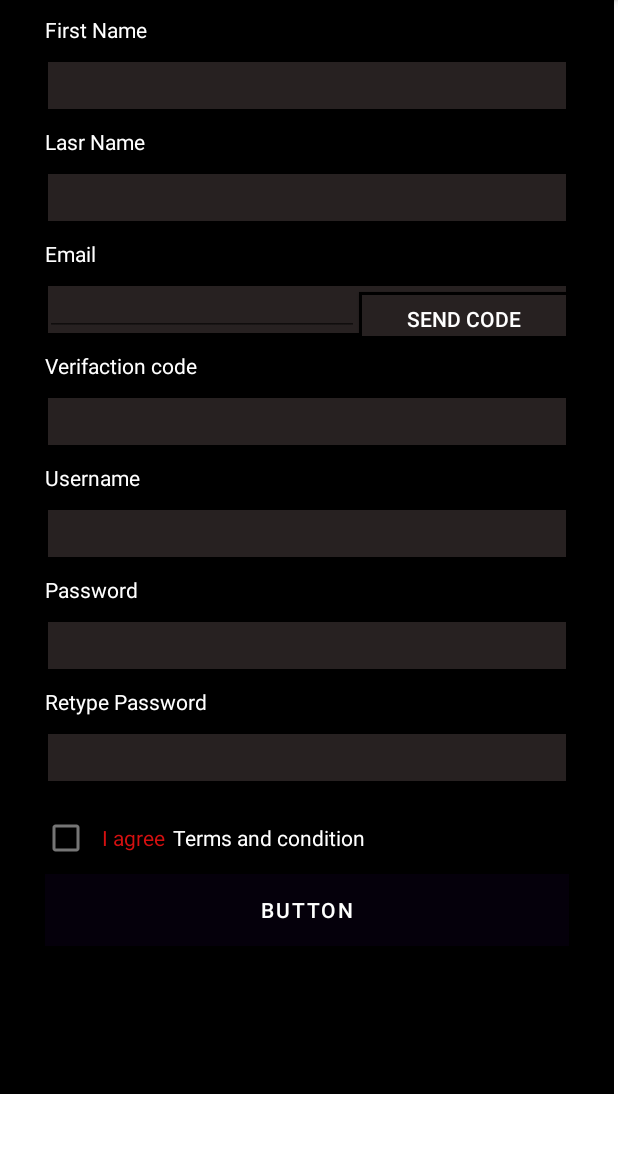
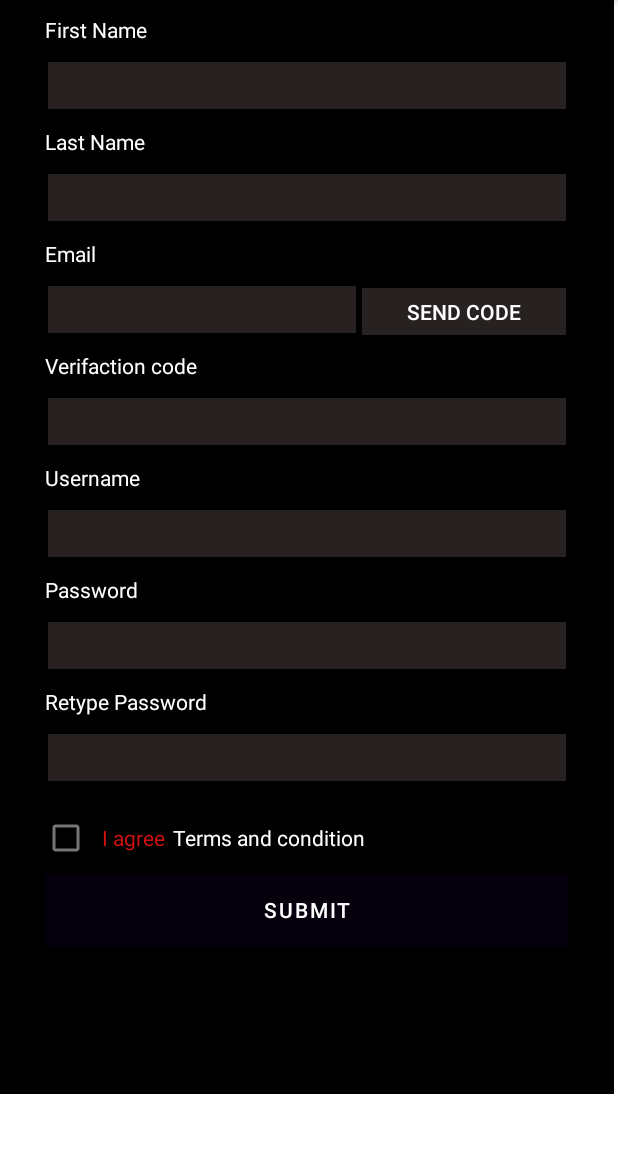
Before and after one commit to alamin2800/MyGoogleMap, an Android app: the RegistrationFragment screen opened through its navigation route, on a phone screen of 412 x 824 dp, the part 84-1236 px from its top. Run offline under Robolectric (Android 15) with nearby library versions, the phone set to English and light mode, and no system bars; our stand-ins replace Firebase (no records; nobody signed in at launch, a user with empty details on screens opened directly), data binding.

Commit message:
login and registration implementation using firebase

```diff
--- a/app/src/main/AndroidManifest.xml
+++ b/app/src/main/AndroidManifest.xml
@@ -37,6 +37,8 @@
              project's local.properties file (e.g. MAPS_API_KEY=Aiza...), and replace the
              "YOUR_API_KEY" string in this file with "${MAPS_API_KEY}".
         -->
+    <!--
+
    <meta-data
        android:name="com.google.android.geo.API_KEY"
        android:value="AIzaSyBYFa8dr2_Z8UR3rjTAJIRFM9uDwENJ-0w" />
@@ -52,5 +54,7 @@
        </intent-filter>
    </activity>
 </application>
+-->
+    </application>
 
 </manifest>
--- a/app/src/main/java/com/example/mygooglemap/LoginFragment.kt
+++ b/app/src/main/java/com/example/mygooglemap/LoginFragment.kt
@@ -5,23 +5,44 @@ import androidx.fragment.app.Fragment
 import android.view.LayoutInflater
 import android.view.View
 import android.view.ViewGroup
+import android.widget.Toast
+import androidx.fragment.app.activityViewModels
 import androidx.navigation.fragment.findNavController
 import com.example.mygooglemap.databinding.FragmentLoginBinding
+import com.example.mygooglemap.viewmodels.Auth
+import com.example.mygooglemap.viewmodels.LoginViewModel
 
 class LoginFragment : Fragment() {
-private lateinit var binding: FragmentLoginBinding
+    private lateinit var binding: FragmentLoginBinding
+    private val viewModel: LoginViewModel by activityViewModels()
+
     override fun onCreateView(
         inflater: LayoutInflater, container: ViewGroup?,
         savedInstanceState: Bundle?
     ): View? {
-      binding= FragmentLoginBinding.inflate(inflater,container,false)
+        binding = FragmentLoginBinding.inflate(inflater, container, false)
 
         binding.SignUpButtonId.setOnClickListener {
             findNavController().navigate(R.id.action_loginFragment_to_registrationFragment)
         }
 
+        viewModel.AuthLiveData.observe(viewLifecycleOwner) {
+            if (it == Auth.AUTHENTICATED) {
+                findNavController().navigate(R.id.action_loginFragment_to_mapFragment)
+            }
+        }
+        viewModel.erroeMsgLiveData.observe(viewLifecycleOwner) {
+            Toast.makeText(requireActivity(), it, Toast.LENGTH_LONG).show()
+        }
+        binding.submitLoginButton.setOnClickListener {
+            val email = binding.usernameLoginEt.text.toString()
+            val password = binding.passwordLoginEt.text.toString()
+            viewModel.login(email, password)
+        }
+
+
+
+
         return binding.root
     }
-
-
 }
--- /dev/null
+++ b/app/src/main/java/com/example/mygooglemap/MapFragment.kt
@@ -0,0 +1,59 @@
+package com.example.mygooglemap
+
+import android.os.Bundle
+import androidx.fragment.app.Fragment
+import android.view.LayoutInflater
+import android.view.View
+import android.view.ViewGroup
+
+// TODO: Rename parameter arguments, choose names that match
+// the fragment initialization parameters, e.g. ARG_ITEM_NUMBER
+private const val ARG_PARAM1 = "param1"
+private const val ARG_PARAM2 = "param2"
+
+/**
+ * A simple [Fragment] subclass.
+ * Use the [MapFragment.newInstance] factory method to
+ * create an instance of this fragment.
+ */
+class MapFragment : Fragment() {
+    // TODO: Rename and change types of parameters
+    private var param1: String? = null
+    private var param2: String? = null
+
+    override fun onCreate(savedInstanceState: Bundle?) {
+        super.onCreate(savedInstanceState)
+        arguments?.let {
+            param1 = it.getString(ARG_PARAM1)
+            param2 = it.getString(ARG_PARAM2)
+        }
+    }
+
+    override fun onCreateView(
+        inflater: LayoutInflater, container: ViewGroup?,
+        savedInstanceState: Bundle?
+    ): View? {
+        // Inflate the layout for this fragment
+        return inflater.inflate(R.layout.fragment_map, container, false)
+    }
+
+    companion object {
+        /**
+         * Use this factory method to create a new instance of
+         * this fragment using the provided parameters.
+         *
+         * @param param1 Parameter 1.
+         * @param param2 Parameter 2.
+         * @return A new instance of fragment MapFragment.
+         */
+        // TODO: Rename and change types and number of parameters
+        @JvmStatic
+        fun newInstance(param1: String, param2: String) =
+            MapFragment().apply {
+                arguments = Bundle().apply {
+                    putString(ARG_PARAM1, param1)
+                    putString(ARG_PARAM2, param2)
+                }
+            }
+    }
+}
--- /dev/null
+++ b/app/src/main/java/com/example/mygooglemap/viewmodels/LoginViewModel.kt
@@ -0,0 +1,42 @@
+package com.example.mygooglemap.viewmodels
+
+import androidx.lifecycle.MutableLiveData
+import androidx.lifecycle.ViewModel
+import com.google.firebase.auth.FirebaseAuth
+import com.google.firebase.firestore.FirebaseFirestore
+
+class LoginViewModel():ViewModel() {
+    val fireAuth = FirebaseAuth.getInstance()
+    var user = fireAuth.currentUser
+    val AuthLiveData: MutableLiveData<Auth> = MutableLiveData()
+    val erroeMsgLiveData: MutableLiveData<String> = MutableLiveData()
+
+
+    init {
+        if (user != null) {
+            AuthLiveData.value = Auth.AUTHENTICATED
+        } else {
+            AuthLiveData.value = Auth.UNAUTHENTICATED
+
+        }
+    }
+
+    fun login(email: String, password: String) {
+        fireAuth.signInWithEmailAndPassword(email, password)
+            .addOnCompleteListener {
+                if (it.isSuccessful) {
+                    AuthLiveData.value = Auth.AUTHENTICATED
+                    user = fireAuth.currentUser
+                }
+            }
+            .addOnFailureListener {
+                erroeMsgLiveData.value = it.localizedMessage
+            }
+    }
+
+
+}
+
+enum class Auth {
+    AUTHENTICATED, UNAUTHENTICATED
+}
--- /dev/null
+++ b/app/src/main/java/com/example/mygooglemap/viewmodels/RegistrationViewModel.kt
@@ -0,0 +1,56 @@
+package com.example.mygooglemap.viewmodels
+
+import androidx.lifecycle.MutableLiveData
+import androidx.lifecycle.ViewModel
+import com.example.mygooglemap.models.ProfileModel
+import com.google.firebase.auth.FirebaseAuth
+import com.google.firebase.firestore.FirebaseFirestore
+
+class RegistrationViewModel : ViewModel() {
+
+    val fireAuth = FirebaseAuth.getInstance()
+    var user = fireAuth.currentUser
+    val AuthLiveData: MutableLiveData<Auth> = MutableLiveData()
+
+
+    private val collectionProfile = "Profile"
+    private val db = FirebaseFirestore.getInstance()
+    val erroeMsgLiveData: MutableLiveData<String> = MutableLiveData()
+
+
+    init {
+        if (user != null) {
+            AuthLiveData.value = Auth.AUTHENTICATED
+        } else {
+            AuthLiveData.value = Auth.UNAUTHENTICATED
+
+        }
+    }
+
+    fun insertProfile(profileModel: ProfileModel) {
+        val docRef = db.collection(collectionProfile).document()
+        profileModel.id = docRef.id
+        docRef.set(profileModel)
+            .addOnSuccessListener {
+            }
+            .addOnFailureListener {
+                erroeMsgLiveData.value = "could not add"
+            }
+    }
+
+
+    fun registration(email: String, password: String, callback: () -> Unit) {
+        fireAuth.createUserWithEmailAndPassword(email, password)
+            .addOnCompleteListener {
+                if (it.isSuccessful) {
+                    AuthLiveData.value = Auth.AUTHENTICATED
+                    user = fireAuth.currentUser
+                    callback()
+                }
+            }
+            .addOnFailureListener {
+                erroeMsgLiveData.value = it.localizedMessage
+            }
+    }
+
+}
--- a/app/src/main/res/layout/fragment_login.xml
+++ b/app/src/main/res/layout/fragment_login.xml
@@ -30,6 +30,7 @@
             android:layout_width="match_parent"
             android:layout_height="40dp"
             android:layout_marginStart="28dp"
+            android:textColor="@color/white"
             android:layout_marginTop="16dp"
             android:background="@drawable/edit_text_background"
             app:layout_constraintStart_toStartOf="parent"
@@ -51,6 +52,7 @@
             android:layout_width="match_parent"
             android:layout_height="40dp"
             android:layout_marginStart="30dp"
+            android:textColor="@color/white"
             android:layout_marginTop="12dp"
             android:background="@drawable/edit_text_background"
             app:layout_constraintStart_toStartOf="parent"
--- a/app/src/main/res/layout/fragment_registration.xml
+++ b/app/src/main/res/layout/fragment_registration.xml
@@ -39,8 +39,7 @@
                 android:layout_marginTop="10dp"
                 android:layout_marginEnd="30dp"
                 android:background="@drawable/edit_text_background"
-                android:ems="10"
-                android:inputType="textPersonName"
+                android:textColor="@color/white"
                 app:layout_constraintStart_toStartOf="parent"
                 app:layout_constraintTop_toBottomOf="@+id/firstNameId"
                 tools:layout_editor_absoluteX="3dp"
@@ -52,7 +51,7 @@
                 android:layout_height="wrap_content"
                 android:layout_marginStart="30dp"
                 android:layout_marginTop="10dp"
-                android:text="Lasr Name"
+                android:text="Last Name"
                 android:textColor="@color/white"
                 app:layout_constraintStart_toStartOf="parent"
                 app:layout_constraintTop_toBottomOf="@id/firstNameEt"
@@ -67,6 +66,7 @@
                 android:layout_marginTop="10dp"
                 android:layout_marginEnd="30dp"
                 android:background="@drawable/edit_text_background"
+                android:textColor="@color/white"
                 app:layout_constraintStart_toStartOf="parent"
                 app:layout_constraintTop_toBottomOf="@+id/lasttNameId"
                 tools:layout_editor_absoluteX="3dp"
@@ -101,15 +101,18 @@
 
 
                 <EditText
+                    android:id="@+id/emailEt"
                     android:layout_width="0dp"
                     android:layout_height="35dp"
                     android:layout_weight="3"
-
-                    />
+                    android:background="@drawable/edit_text_background"
+                    android:textColor="@color/white" />
 
                 <androidx.appcompat.widget.AppCompatButton
+                    android:id="@+id/otpCodeId"
                     android:layout_width="0dp"
                     android:layout_height="35dp"
+                    android:layout_marginBottom="2dp"
                     android:layout_weight="2"
                     android:background="@drawable/edit_text_background"
                     android:text="Send Code"
@@ -139,6 +142,7 @@
                 android:layout_marginTop="10dp"
                 android:layout_marginEnd="30dp"
                 android:background="@drawable/edit_text_background"
+                android:textColor="@color/white"
                 app:layout_constraintStart_toStartOf="parent"
                 app:layout_constraintTop_toBottomOf="@+id/verificationId"
                 tools:layout_editor_absoluteX="3dp"
@@ -167,6 +171,7 @@
                 android:layout_marginTop="10dp"
                 android:layout_marginEnd="30dp"
                 android:background="@drawable/edit_text_background"
+                android:textColor="@color/white"
                 app:layout_constraintStart_toStartOf="parent"
                 app:layout_constraintTop_toBottomOf="@+id/usernameId"
                 tools:layout_editor_absoluteX="3dp"
@@ -194,6 +199,7 @@
                 android:layout_marginTop="10dp"
                 android:layout_marginEnd="30dp"
                 android:background="@drawable/edit_text_background"
+                android:textColor="@color/white"
                 app:layout_constraintStart_toStartOf="parent"
                 app:layout_constraintTop_toBottomOf="@+id/passwordId"
                 tools:layout_editor_absoluteX="3dp"
@@ -222,6 +228,7 @@
                 android:layout_marginTop="10dp"
                 android:layout_marginEnd="30dp"
                 android:background="@drawable/edit_text_background"
+                android:textColor="@color/white"
                 app:layout_constraintStart_toStartOf="parent"
                 app:layout_constraintTop_toBottomOf="@+id/retypePasswordId"
                 tools:layout_editor_absoluteX="3dp"
@@ -264,15 +271,15 @@
             </LinearLayout>
 
             <Button
-                android:id="@+id/submitButtonId"
+                android:id="@+id/RegSubmitButtonId"
                 android:layout_width="match_parent"
                 android:layout_height="wrap_content"
                 android:layout_marginStart="30dp"
                 android:layout_marginTop="10dp"
                 android:layout_marginEnd="30dp"
-                android:text="Button"
+                android:background="@drawable/edit_text_background"
+                android:text="Submit"
                 app:layout_constraintStart_toStartOf="parent"
-                android:background="@drawable/edit_text_background"
                 app:layout_constraintTop_toBottomOf="@id/linearLayout" />
 
 
--- a/app/src/main/res/navigation/nav_graph.xml
+++ b/app/src/main/res/navigation/nav_graph.xml
@@ -13,10 +13,22 @@
         <action
             android:id="@+id/action_loginFragment_to_registrationFragment"
             app:destination="@id/registrationFragment" />
+        <action
+            android:id="@+id/action_loginFragment_to_mapFragment"
+            app:destination="@id/mapFragment" />
     </fragment>
     <fragment
         android:id="@+id/registrationFragment"
         android:name="com.example.mygooglemap.RegistrationFragment"
         android:label="fragment_registration"
-        tools:layout="@layout/fragment_registration" />
+        tools:layout="@layout/fragment_registration" >
+        <action
+            android:id="@+id/action_registrationFragment_to_loginFragment"
+            app:destination="@id/loginFragment" />
+    </fragment>
+    <fragment
+        android:id="@+id/mapFragment"
+        android:name="com.example.mygooglemap.MapFragment"
+        android:label="fragment_map"
+        tools:layout="@layout/fragment_map" />
 </navigation>
--- a/build.gradle
+++ b/build.gradle
@@ -4,6 +4,7 @@ plugins {
     id 'com.android.library' version '7.2.0' apply false
     id 'org.jetbrains.kotlin.android' version '1.6.21' apply false
     id 'com.google.android.libraries.mapsplatform.secrets-gradle-plugin' version '2.0.0' apply false
+    id 'com.google.gms.google-services' version '4.3.10' apply false
 }
 
 task clean(type: Delete) {
```
Also changed, not shown: app/build.gradle (+12 -0 lines), app/src/main/java/com/example/mygooglemap/RegistrationFragment.kt (+60 -0 lines), app/src/main/java/com/example/mygooglemap/models/ProfileModel.kt (added, +9 -0 lines), app/src/main/res/layout/fragment_map.xml (added, +14 -0 lines), 1 other file. Lines whose indentation alone changed are shown as unchanged.
